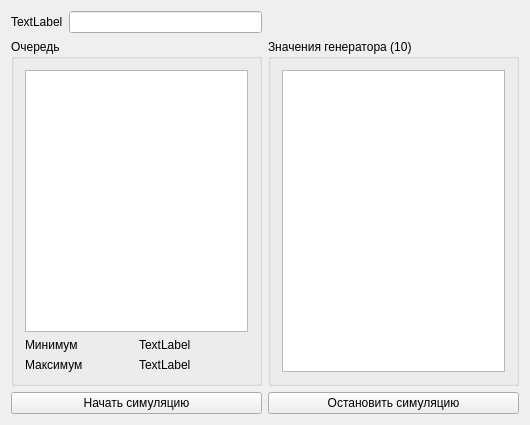
Old version of the form mainwindow.ui in the repository JacKeTUs/Lab2.
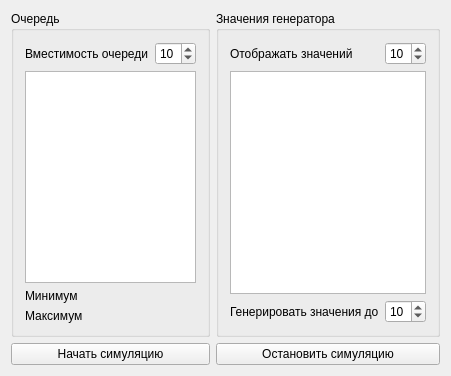
New version of the form.

What changed in the file:
```diff
--- a/mainwindow.ui
+++ b/mainwindow.ui
@@ -6,8 +6,8 @@
    <rect>
     <x>0</x>
     <y>0</y>
-    <width>530</width>
-    <height>425</height>
+    <width>398</width>
+    <height>376</height>
    </rect>
   </property>
   <property name="windowTitle">
@@ -15,76 +15,111 @@
   </property>
   <widget class="QWidget" name="centralWidget">
    <layout class="QGridLayout" name="gridLayout_2">
-    <item row="1" column="0" colspan="2">
+    <item row="0" column="4" colspan="3">
+     <widget class="QGroupBox" name="groupBox">
+      <property name="title">
+       <string>Значения генератора</string>
+      </property>
+      <layout class="QGridLayout" name="gridLayout_3">
+       <item row="4" column="1">
+        <widget class="QSpinBox" name="spinBox_3">
+         <property name="value">
+          <number>10</number>
+         </property>
+        </widget>
+       </item>
+       <item row="0" column="1">
+        <widget class="QSpinBox" name="spinBox_2">
+         <property name="value">
+          <number>10</number>
+         </property>
+        </widget>
+       </item>
+       <item row="0" column="0">
+        <widget class="QLabel" name="label_3">
+         <property name="text">
+          <string>Отображать значений</string>
+         </property>
+        </widget>
+       </item>
+       <item row="4" column="0">
+        <widget class="QLabel" name="label_4">
+         <property name="text">
+          <string>Генерировать значения до</string>
+         </property>
+        </widget>
+       </item>
+       <item row="1" column="0" colspan="2">
+        <widget class="QListWidget" name="listWidget"/>
+       </item>
+      </layout>
+     </widget>
+    </item>
+    <item row="0" column="0" colspan="4">
      <widget class="QGroupBox" name="groupBox_2">
       <property name="title">
        <string>Очередь</string>
       </property>
       <layout class="QGridLayout" name="gridLayout">
-       <item row="2" column="0">
+       <item row="3" column="0">
         <widget class="QLabel" name="label_2">
          <property name="text">
           <string>Максимум</string>
          </property>
         </widget>
        </item>
-       <item row="1" column="0">
+       <item row="2" column="0">
         <widget class="QLabel" name="label">
          <property name="text">
           <string>Минимум</string>
          </property>
         </widget>
        </item>
-       <item row="1" column="1">
-        <widget class="QLabel" name="min_label">
-         <property name="text">
-          <string>TextLabel</string>
-         </property>
-        </widget>
-       </item>
-       <item row="2" column="1">
+       <item row="3" column="1">
         <widget class="QLabel" name="max_label">
          <property name="text">
-          <string>TextLabel</string>
+          <string/>
          </property>
         </widget>
        </item>
-       <item row="0" column="0" colspan="2">
+       <item row="2" column="1">
+        <widget class="QLabel" name="min_label">
+         <property name="text">
+          <string/>
+         </property>
+        </widget>
+       </item>
+       <item row="1" column="0" colspan="2">
         <widget class="QListWidget" name="listWidget_2"/>
        </item>
-      </layout>
-     </widget>
-    </item>
-    <item row="0" column="0">
-     <widget class="QLabel" name="label_5">
-      <property name="text">
-       <string>TextLabel</string>
-      </property>
-     </widget>
-    </item>
-    <item row="0" column="1">
-     <widget class="QLineEdit" name="lineEdit"/>
-    </item>
-    <item row="1" column="2">
-     <widget class="QGroupBox" name="groupBox">
-      <property name="title">
-       <string>Значения генератора (10)</string>
-      </property>
-      <layout class="QVBoxLayout" name="verticalLayout">
-       <item>
-        <widget class="QListWidget" name="listWidget"/>
+       <item row="0" column="0">
+        <widget class="QLabel" name="label_5">
+         <property name="text">
+          <string>Вместимость очереди</string>
+         </property>
+        </widget>
        </item>
+       <item row="0" column="1">
+        <widget class="QSpinBox" name="spinBox">
+         <property name="minimum">
+          <number>1</number>
+         </property>
+         <property name="value">
+          <number>10</number>
+         </property>
+        </widget>
+       </item>
       </layout>
      </widget>
     </item>
-    <item row="2" column="0" colspan="2">
+    <item row="1" column="0" colspan="4">
      <widget class="QPushButton" name="pushButton">
       <property name="text">
        <string>Начать симуляцию</string>
       </property>
      </widget>
     </item>
-    <item row="2" column="2">
+    <item row="1" column="4" colspan="3">
      <widget class="QPushButton" name="pushButton_2">
       <property name="text">
        <string>Остановить симуляцию</string>
```
